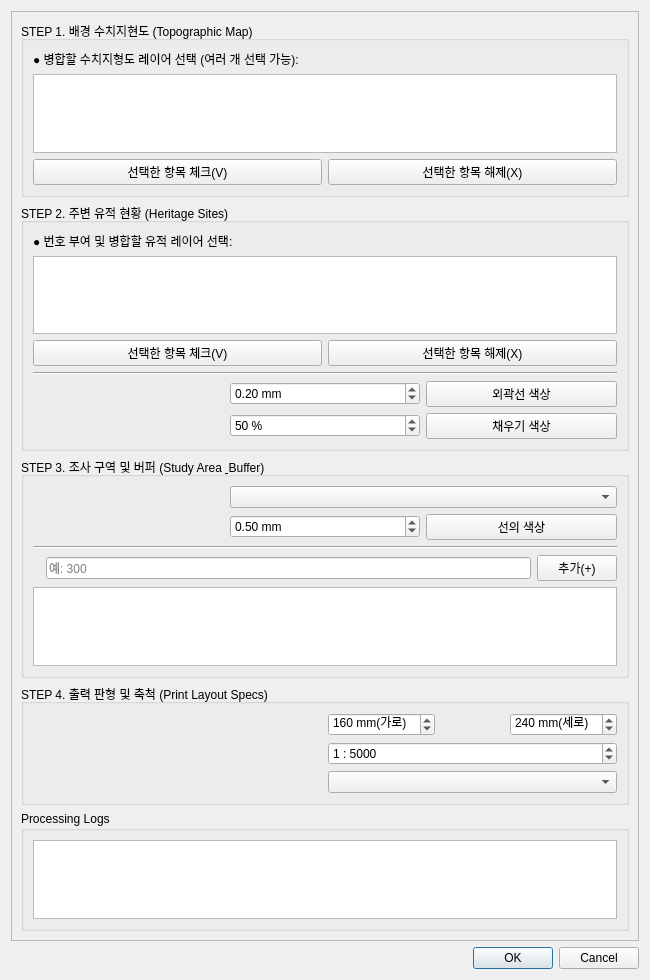
Qt form arch_distribution_dialog_base.ui (lzpxilfe/ArchDistribution) before a commit.
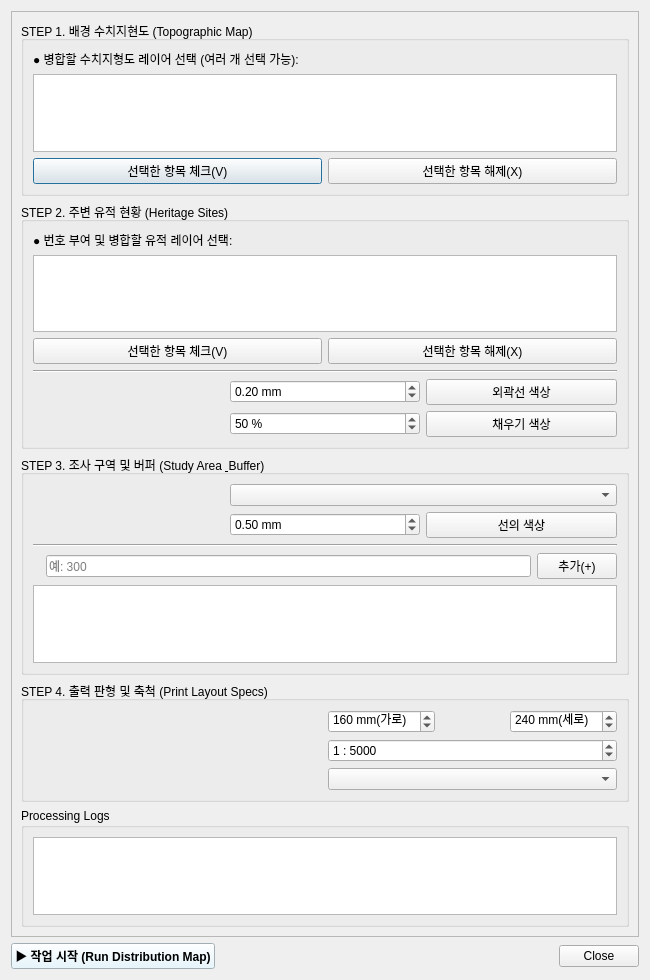
The same form after that commit.

Commit message: Release v1.0.0: Final version with Korean description, logging, and export-optimized data consolidation

What changed in the file:
```diff
--- a/arch_distribution_dialog_base.ui
+++ b/arch_distribution_dialog_base.ui
@@ -166,10 +166,21 @@
     </widget>
    </item>
    <item>
+    <layout class="QHBoxLayout" name="layoutFinalBtns">
+     <item>
+      <widget class="QPushButton" name="btnRun">
+       <property name="minimumHeight"><number>40</number></property>
+       <property name="text"><string>▶ 작업 시작 (Run Distribution Map)</string></property>
+       <property name="styleSheet"><string>font-weight: bold; background-color: #e1f5fe;</string></property>
+      </widget>
+     </item>
+     <item>
     <widget class="QDialogButtonBox" name="buttonBox">
      <property name="orientation"><enum>Qt::Horizontal</enum></property>
-     <property name="standardButtons"><set>QDialogButtonBox::Cancel|QDialogButtonBox::Ok</set></property>
-    </widget>
+       <property name="standardButtons"><set>QDialogButtonBox::Close</set></property>
+      </widget>
+     </item>
+    </layout>
    </item>
   </layout>
  </widget>
```
Lines whose indentation alone changed are shown as unchanged. The commit also changes 4 other files.
